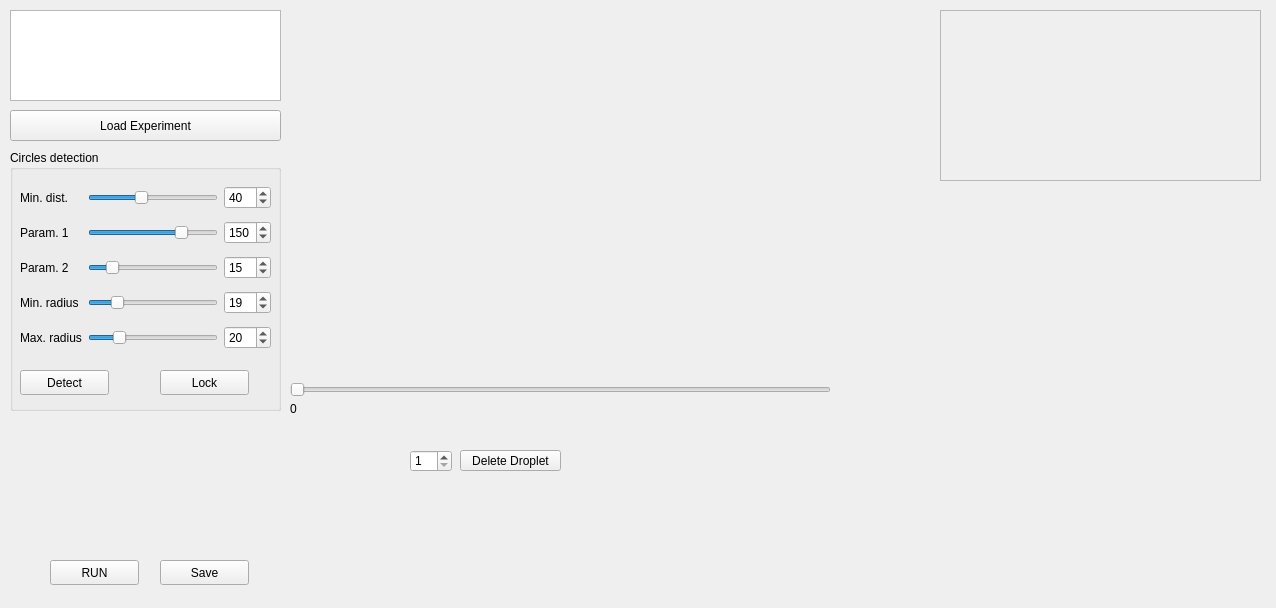
Qt form src/gui/analysis.ui (gfogwill/FrESH) before a commit.
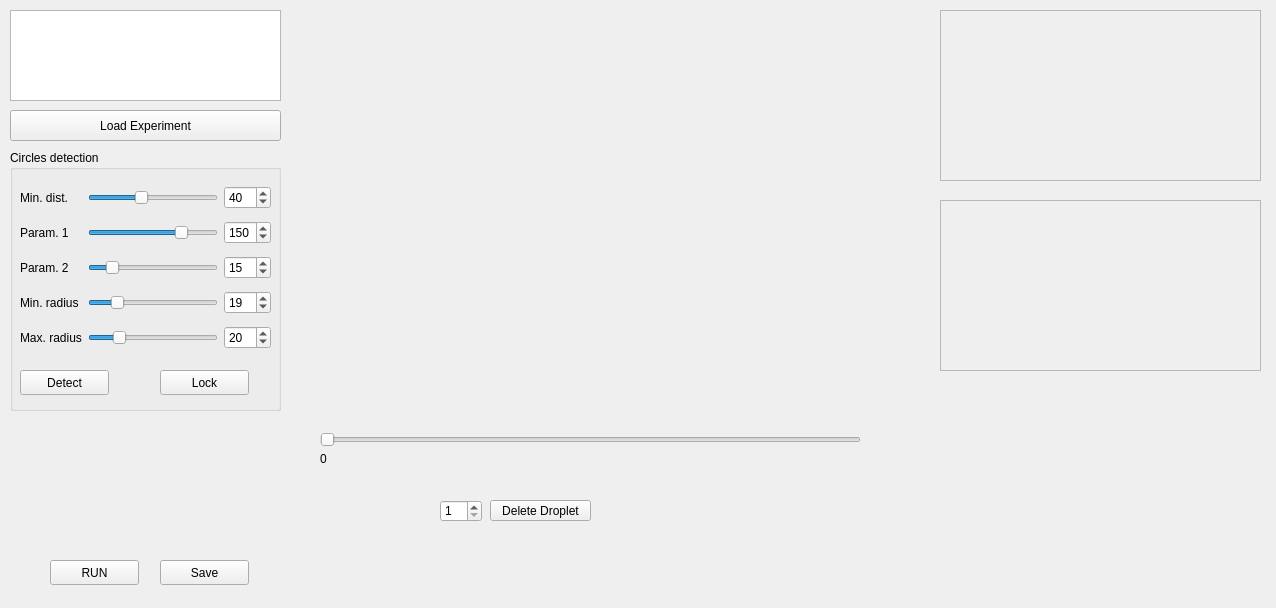
The same form after that commit. Custom widgets are drawn as their Qt base class.

Commit message: feat: plot grayscale

```diff
--- a/src/gui/analysis.ui
+++ b/src/gui/analysis.ui
@@ -42,8 +42,8 @@
      <rect>
       <x>300</x>
       <y>10</y>
-      <width>591</width>
-      <height>361</height>
+      <width>600</width>
+      <height>402</height>
      </rect>
     </property>
     <property name="text">
@@ -82,8 +82,8 @@
    <widget class="QSlider" name="framesSlider">
     <property name="geometry">
      <rect>
-      <x>290</x>
-      <y>380</y>
+      <x>320</x>
+      <y>430</y>
       <width>541</width>
       <height>20</height>
      </rect>
@@ -98,8 +98,8 @@
    <widget class="QLabel" name="frameNumber">
     <property name="geometry">
      <rect>
-      <x>290</x>
-      <y>400</y>
+      <x>320</x>
+      <y>450</y>
       <width>241</width>
       <height>17</height>
      </rect>
@@ -124,8 +124,8 @@
    <widget class="QSpinBox" name="delete_spinbox">
     <property name="geometry">
      <rect>
-      <x>410</x>
-      <y>450</y>
+      <x>440</x>
+      <y>500</y>
       <width>42</width>
       <height>22</height>
      </rect>
@@ -140,8 +140,8 @@
    <widget class="QPushButton" name="deleteButton">
     <property name="geometry">
      <rect>
-      <x>460</x>
-      <y>450</y>
+      <x>490</x>
+      <y>500</y>
       <width>101</width>
       <height>21</height>
      </rect>
@@ -153,8 +153,8 @@
    <widget class="QLabel" name="temp_label">
     <property name="geometry">
      <rect>
-      <x>600</x>
-      <y>400</y>
+      <x>630</x>
+      <y>450</y>
       <width>151</width>
       <height>16</height>
      </rect>
@@ -350,6 +350,32 @@
      </property>
     </widget>
    </widget>
+   <widget class="QFrame" name="frame_2">
+    <property name="geometry">
+     <rect>
+      <x>940</x>
+      <y>200</y>
+      <width>321</width>
+      <height>171</height>
+     </rect>
+    </property>
+    <property name="frameShape">
+     <enum>QFrame::StyledPanel</enum>
+    </property>
+    <property name="frameShadow">
+     <enum>QFrame::Raised</enum>
+    </property>
+   </widget>
+   <widget class="PlotWidget" name="FFwidget_grayscale" native="true">
+    <property name="geometry">
+     <rect>
+      <x>950</x>
+      <y>210</y>
+      <width>301</width>
+      <height>151</height>
+     </rect>
+    </property>
+   </widget>
   </widget>
  </widget>
  <customwidgets>
```
The commit also changes 2 other files.
